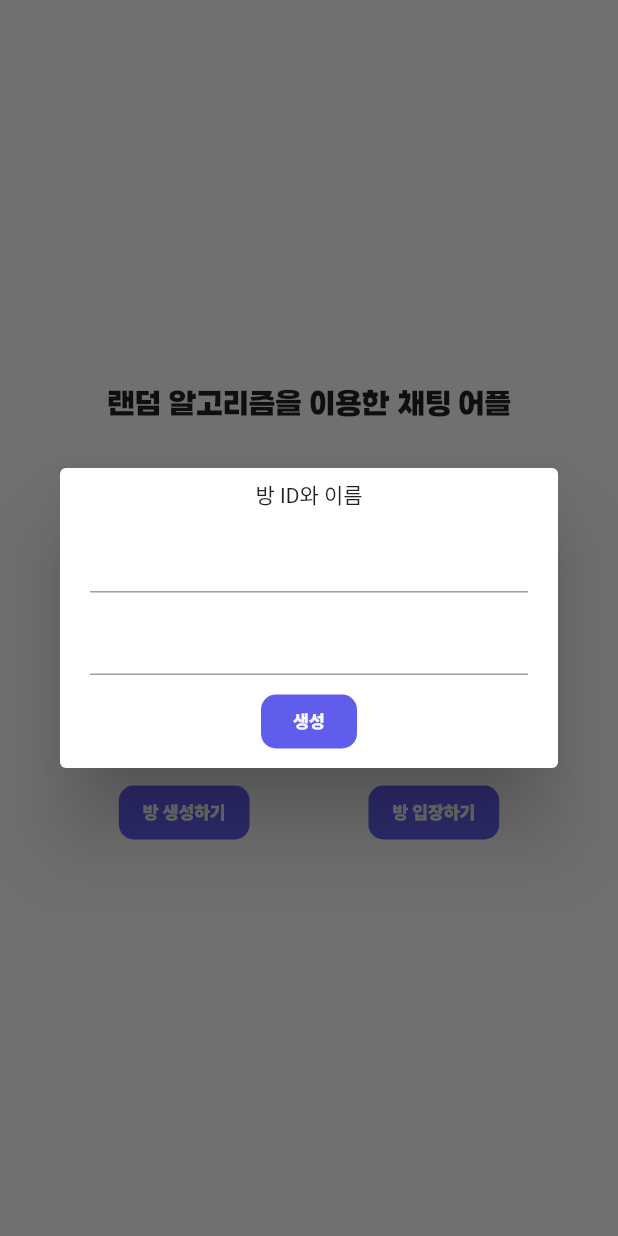
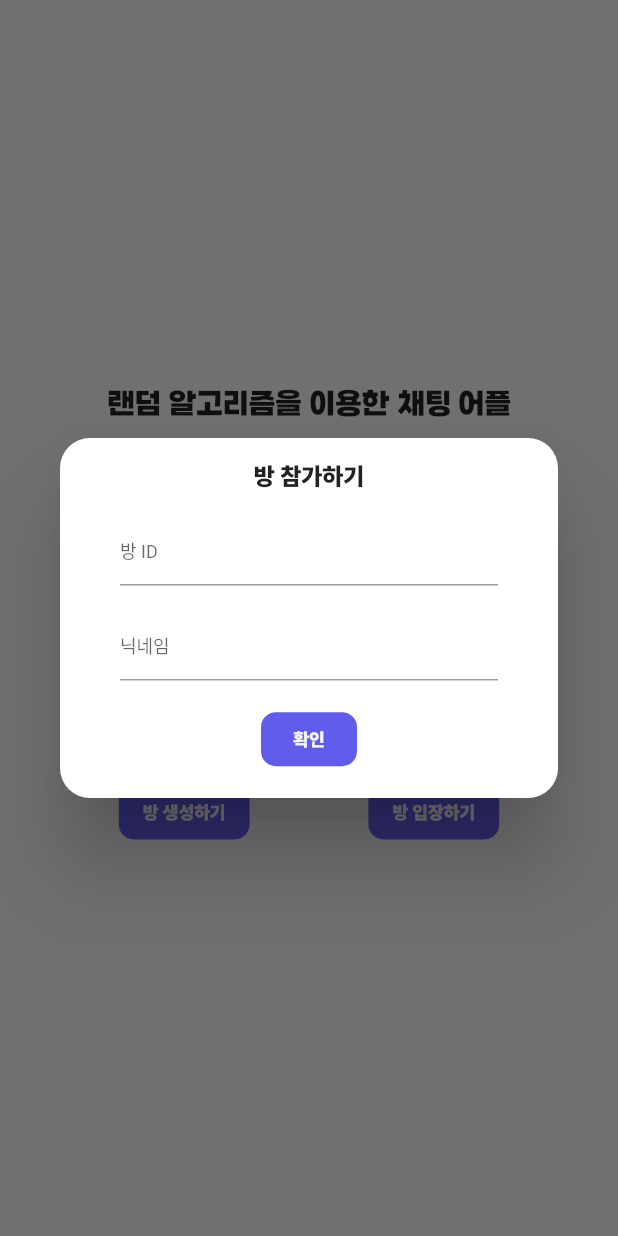
Before and after one commit to ggalmury/random-word-chat, a Flutter app: the screen it shows after launch, after a tap on "방 입장하기", on a phone screen of 412 x 824 dp. Run offline on Flutter 3.47's test engine with Material 2 defaults, Android fonts, the phone set to English and light mode, and no system bars; Roboto replaces fonts that are missing (KBO, pretendard_medium).

Commit message:
refactor code

```diff
--- /dev/null
+++ b/lib/repositories/room_repository.dart
@@ -0,0 +1,23 @@
+import 'dart:convert';
+import 'package:random_word_chat/models/room.dart';
+import 'package:http/http.dart' as http;
+
+class RoomRepository {
+  final String serverURL = "http://43.200.100.168:8080";
+
+  Future<Room> fetchRoomId(String roomName) async {
+    final response = await http.post(
+        Uri.parse("http://43.200.100.168:8080/api/chat/create"),
+        body: <String, String>{"name": roomName});
+
+    if (response.statusCode == 200 || response.statusCode == 201) {
+      final responseData = jsonDecode(response.body);
+
+      Room room = Room.fromJson(responseData);
+
+      return room;
+    } else {
+      throw Exception("Failed to create room");
+    }
+  }
+}
--- a/lib/screens/home.dart
+++ b/lib/screens/home.dart
@@ -1,10 +1,11 @@
 import 'dart:convert';
 import 'package:flutter/material.dart';
 import 'package:random_word_chat/models/room.dart';
+import 'package:random_word_chat/repositories/room_repository.dart';
 import 'package:random_word_chat/screens/chatroom.dart';
 import 'package:random_word_chat/utils/constants/custom_color.dart';
 import 'package:random_word_chat/widgets/buttons/btn_join_select.dart';
-import 'package:http/http.dart' as http;
+import 'package:random_word_chat/widgets/modals/room_creact_dialog.dart';
 
 class Home extends StatefulWidget {
   const Home({super.key});
@@ -14,11 +15,10 @@ class Home extends StatefulWidget {
 }
 
 class _HomeState extends State<Home> {
-  final TextEditingController _roomCreateController = TextEditingController();
-  final TextEditingController _roomEnterController = TextEditingController();
+  final TextEditingController _roomIdController = TextEditingController();
   final TextEditingController _userNameController = TextEditingController();
 
-  void _onJoinRoom(Room room) {
+  void _navigateToRoom(Room room) {
     Navigator.push<void>(
         context,
         MaterialPageRoute<void>(
@@ -28,78 +28,60 @@ class _HomeState extends State<Home> {
                 )));
   }
 
-  Future<void> _onSubmitRoom(BuildContext context) async {
-    if (_roomCreateController.text.isNotEmpty &&
-        _userNameController.text.isNotEmpty) {
-      final response = await http.post(
-          Uri.parse("http://43.200.100.168:8080/api/chat/create"),
-          body: <String, String>{"name": _roomCreateController.text});
-
-      if (response.statusCode == 200 || response.statusCode == 201) {
-        final responseData = jsonDecode(response.body);
-
-        Room room = Room.fromJson(responseData);
-
-        _onJoinRoom(room);
-      } else {
-        print('방 생성 실패: ${response.statusCode}');
-      }
-    }
+  void _onJoinRoom(BuildContext context) {
+    Room room = Room(roomId: _roomIdController.text);
+    _navigateToRoom(room);
   }
 
-  void _onEnterRoom(BuildContext context) {
-    showDialog(
-        context: context,
-        builder: (context) {
-          return Dialog(
-              child: SizedBox(
-                  height: 200,
-                  child: Padding(
-                    padding: const EdgeInsets.symmetric(horizontal: 20),
-                    child: Column(
-                        mainAxisAlignment: MainAxisAlignment.spaceEvenly,
-                        children: [
-                          const Text("방 ID와 이름"),
-                          TextField(controller: _roomEnterController),
-                          TextField(controller: _userNameController),
-                          BtnJoinSelect(
-                              title: "생성",
-                              onPressed: (context) {
-                                Room room =
-                                    Room(roomId: _roomEnterController.text);
+  Future<void> _onSubmitRoom(BuildContext context) async {
+    if (_roomIdController.text.isNotEmpty &&
+        _userNameController.text.isNotEmpty) {
+      Room room = await RoomRepository().fetchRoomId(_roomIdController.text);
 
-                                _onJoinRoom(room);
-                              })
-                        ]),
-                  )));
-        });
+      _navigateToRoom(room);
+    }
   }
 
   void _onCreateRoom(BuildContext context) {
     showDialog(
         context: context,
         builder: (context) {
-          return Dialog(
-              child: SizedBox(
-                  height: 200,
-                  child: Padding(
-                    padding: const EdgeInsets.symmetric(horizontal: 20),
-                    child: Column(
-                        mainAxisAlignment: MainAxisAlignment.spaceEvenly,
-                        children: [
-                          const Text("방 제목"),
-                          TextField(controller: _roomCreateController),
-                          TextField(controller: _userNameController),
-                          BtnJoinSelect(title: "생성", onPressed: _onSubmitRoom)
-                        ]),
-                  )));
-        });
+          return RoomCreateDialog(
+              title: "방 생성하기",
+              title1: "방 이름",
+              title2: "닉네임",
+              btnText: "확인",
+              roomController: _roomIdController,
+              nameController: _userNameController,
+              onSubmit: _onSubmitRoom);
+        }).then((value) {
+      _roomIdController.clear();
+      _userNameController.clear();
+    });
+  }
+
+  void _onEnterRoom(BuildContext context) {
+    showDialog(
+      context: context,
+      builder: (context) {
+        return RoomCreateDialog(
+            title: "방 참가하기",
+            title1: "방 ID",
+            title2: "닉네임",
+            btnText: "확인",
+            roomController: _roomIdController,
+            nameController: _userNameController,
+            onSubmit: _onJoinRoom);
+      },
+    ).then((value) {
+      _roomIdController.clear();
+      _userNameController.clear();
+    });
   }
 
   @override
   void dispose() {
-    _roomCreateController.dispose();
-    _roomEnterController.dispose();
+    _roomIdController.dispose();
     _userNameController.dispose();
     super.dispose();
   }
--- /dev/null
+++ b/lib/widgets/inputs/input_room.dart
@@ -0,0 +1,20 @@
+import 'package:flutter/material.dart';
+
+class InputRoom extends StatelessWidget {
+  final String title;
+  final TextEditingController textEditingController;
+
+  const InputRoom(
+      {super.key, required this.title, required this.textEditingController});
+
+  @override
+  Widget build(BuildContext context) {
+    return TextField(
+      controller: textEditingController,
+      decoration: InputDecoration(
+          hintText: title,
+          hintStyle:
+              const TextStyle(fontFamily: "pretendard_medium", fontSize: 12)),
+    );
+  }
+}
--- /dev/null
+++ b/lib/widgets/modals/room_creact_dialog.dart
@@ -0,0 +1,51 @@
+import 'package:flutter/material.dart';
+
+import '../buttons/btn_join_select.dart';
+import '../inputs/input_room.dart';
+
+class RoomCreateDialog extends StatelessWidget {
+  final String title;
+  final String title1;
+  final String title2;
+  final String btnText;
+  final TextEditingController roomController;
+  final TextEditingController nameController;
+  final Function(BuildContext) onSubmit;
+
+  const RoomCreateDialog(
+      {super.key,
+      required this.title,
+      required this.title1,
+      required this.title2,
+      required this.btnText,
+      required this.roomController,
+      required this.nameController,
+      required this.onSubmit});
+
+  @override
+  Widget build(BuildContext context) {
+    return Dialog(
+        shape: const RoundedRectangleBorder(
+            borderRadius: BorderRadius.all(Radius.circular(20))),
+        child: SizedBox(
+          height: 240,
+          child: Padding(
+            padding: const EdgeInsets.symmetric(horizontal: 40),
+            child: Column(
+                mainAxisAlignment: MainAxisAlignment.spaceEvenly,
+                children: [
+                  Text(
+                    title,
+                    style:
+                        const TextStyle(fontFamily: "suit_heavy", fontSize: 16),
+                  ),
+                  InputRoom(
+                      title: title1, textEditingController: roomController),
+                  InputRoom(
+                      title: title2, textEditingController: nameController),
+                  BtnJoinSelect(title: btnText, onPressed: onSubmit)
+                ]),
+          ),
+        ));
+  }
+}
```
